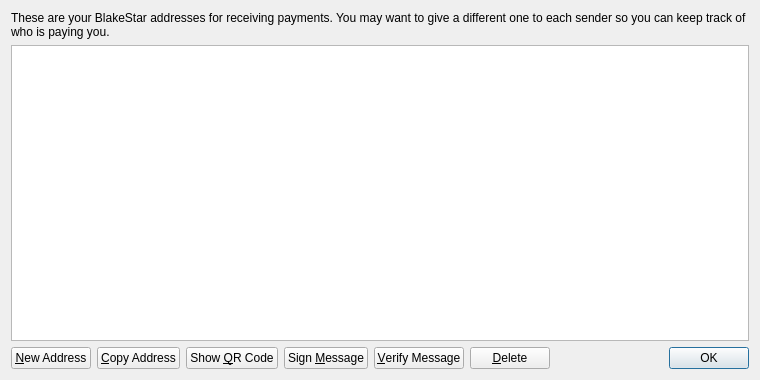
Before: the Qt Designer form src/qt/forms/addressbookpage.ui in MyCryptoCoins/Helium, drawn with Qt 5.
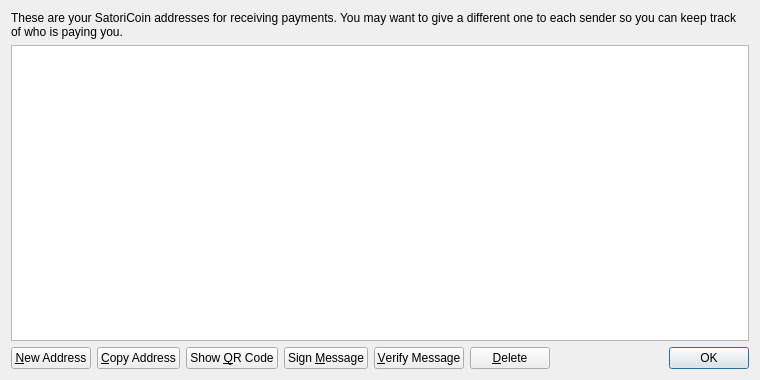
After: the same form once the commit is applied.

Patch:
```diff
--- a/src/qt/forms/addressbookpage.ui
+++ b/src/qt/forms/addressbookpage.ui
@@ -17,7 +17,7 @@
    <item>
     <widget class="QLabel" name="labelExplanation">
      <property name="text">
-      <string>These are your BlakeStar addresses for receiving payments. You may want to give a different one to each sender so you can keep track of who is paying you.</string>
+      <string>These are your SatoriCoin addresses for receiving payments. You may want to give a different one to each sender so you can keep track of who is paying you.</string>
      </property>
      <property name="textFormat">
       <enum>Qt::PlainText</enum>
```
Left out of the diff: 4 changed lines with no effect on the pictures.
